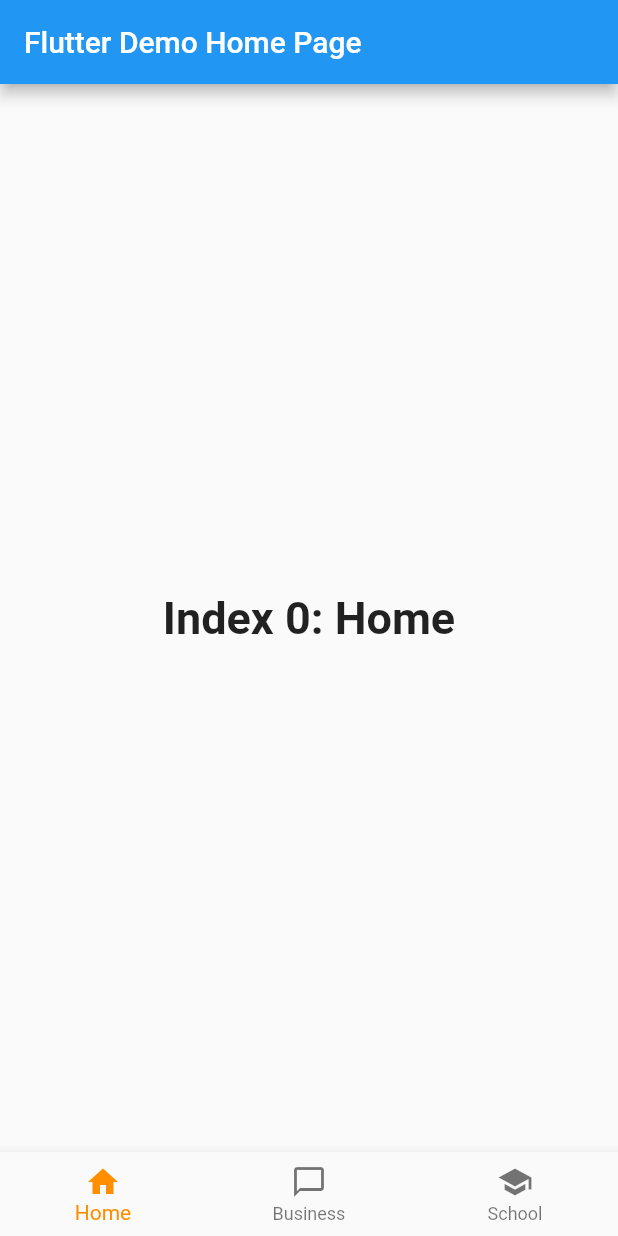
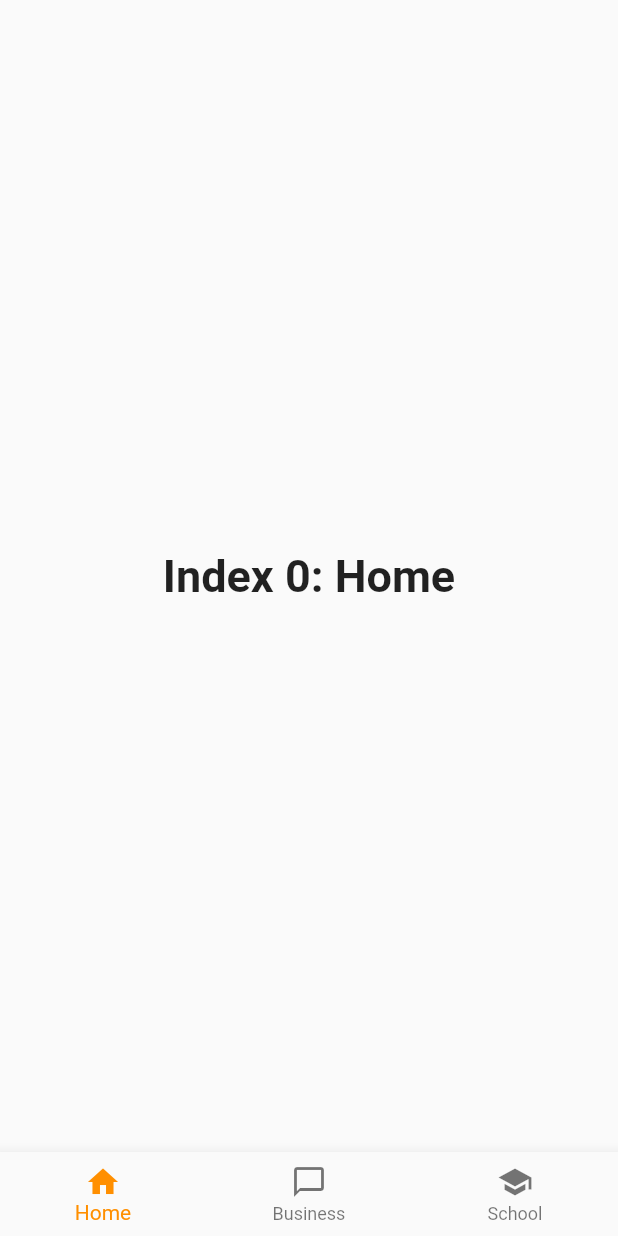
Before and after one commit to wuaster/atlas, a Flutter app: the screen it shows after launch, on a phone screen of 412 x 824 dp. Run offline on Flutter 3.47's test engine with Material 2 defaults, Android fonts, the phone set to English and light mode, and no system bars.

Commit message:
Add some directories

```diff
--- a/lib/main.dart
+++ b/lib/main.dart
@@ -84,11 +84,6 @@ class _MyHomePageState extends State<MyHomePage> {
     // fast, so that you can just rebuild anything that needs updating rather
     // than having to individually change instances of widgets.
     return Scaffold(
-      appBar: AppBar(
-        // Here we take the value from the MyHomePage object that was created by
-        // the App.build method, and use it to set our appbar title.
-        title: Text(widget.title),
-      ),
       body: Center(
         child: _widgetOptions.elementAt(_selectedIndex),
       ),
```
Also changed, not shown: lib/ui/screens/chat_screen.dart (added, +8 -0 lines), lib/controllers/test.txt (added), lib/ui/components/temp.txt (added), pubspec.lock, 37 other files.
